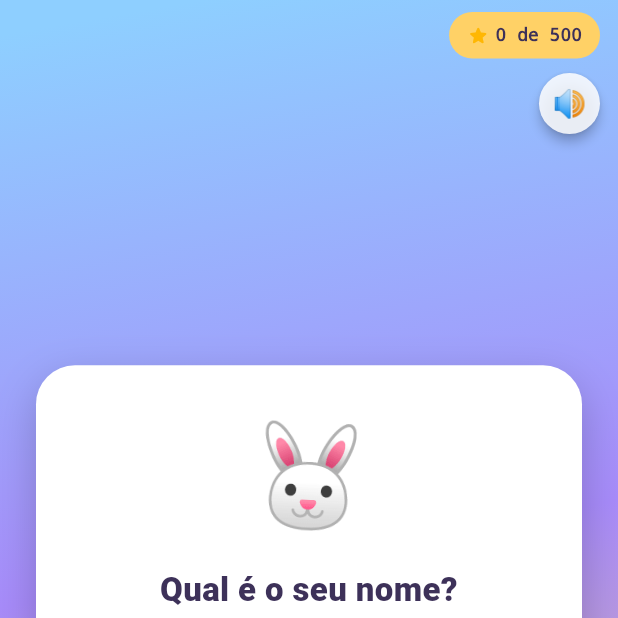
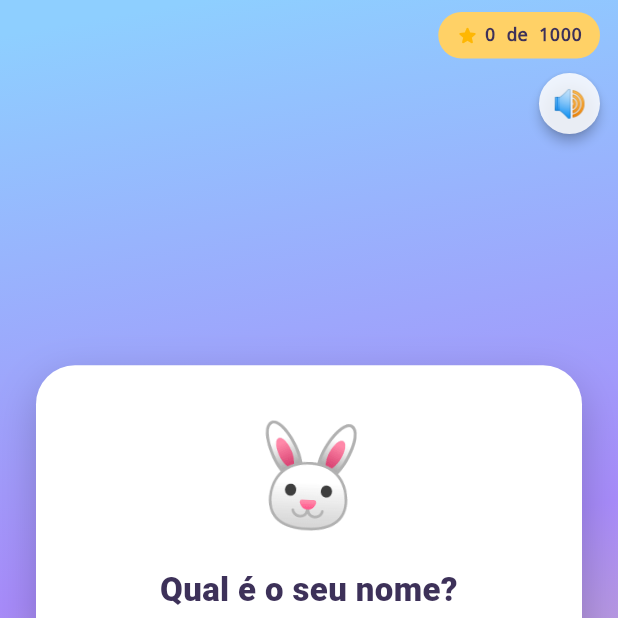
Before and after one commit to janseysilva/espertinhos, a Flutter app: the screen it shows after launch, on a phone screen of 412 x 824 dp, the top half of it. Run offline on Flutter 3.47's test engine with Material 3 defaults, Android fonts, the phone set to English and light mode, and no system bars; our stand-ins replace audioplayers, cloud_firestore, confetti, firebase_auth, firebase_core, flutter_tts and 3 more; accounts and stored records are empty; network calls fail.

Commit message:
Aumenta meta do contador de estrelas de 500 pra 1000

```diff
--- a/lib/widgets/star_counter_badge.dart
+++ b/lib/widgets/star_counter_badge.dart
@@ -30,7 +30,7 @@ class StarCounterBadge extends StatelessWidget {
                 const Icon(Icons.star_rounded, color: AppColors.starOn, size: 15),
                 const SizedBox(width: 4),
                 Text(
-                  '$total de 500',
+                  '$total de 1000',
                   style: const TextStyle(
                     fontWeight: FontWeight.w700,
                     color: AppColors.textDark,
```
